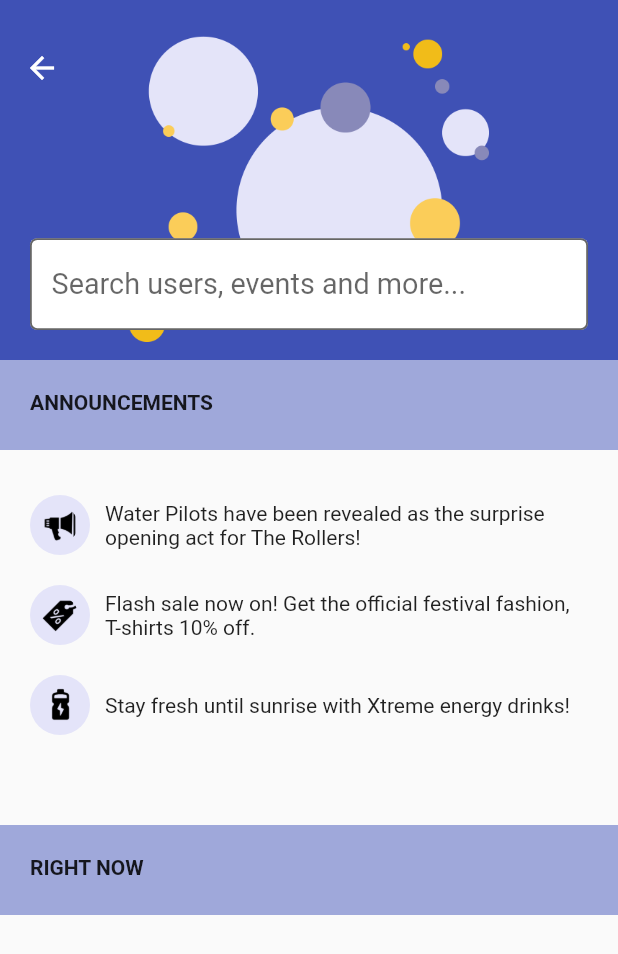
After one commit to vieiraruben/HereWeR, a Flutter app: the SearchView screen opened by its route, on a phone screen of 412 x 824 dp. The commit adds this screen. Shown: the top 954 px of the screen. Run offline on Flutter 3.47's test engine with Material 2 defaults, Android fonts, the phone set to English and light mode, and no system bars; our stand-ins replace bot_toast, cached_network_image, carousel_slider, cloud_firestore, firebase_auth, firebase_core and 8 more; missing offline and left inert: android_intent_plus, cloud_firestore_web, firebase_analytics_web, firebase_auth_web, firebase_core_web, firebase_storage_web and 4 more; accounts and stored records are empty.

Commit message:
Added search view

```diff
--- a/lib/constants/routes.dart
+++ b/lib/constants/routes.dart
@@ -5,3 +5,4 @@
 const newProfileRoute = '/signup/newprofile/';
 const verifyEmailRoute = '/verifyemail/';
 const chatRoute = '/chat/';
+const searchRoute = '/search/';
--- /dev/null
+++ b/lib/constants/search.dart
@@ -0,0 +1,19 @@
+import 'dart:collection';
+
+Map<String, String> announcements = {
+  "icons8-commercial-500.png":
+      "Water Pilots have been revealed as the surprise opening act for The Rollers!",
+  "icons8-sale-price-tag-500.png":
+      "Flash sale now on! Get the official festival fashion, T-shirts 10% off.",
+  "icons8-energy-drink-500.png":
+      "Stay fresh until sunrise with Xtreme energy drinks!"
+};
+Map<String, List<String>> rightnow = {
+  "The Surrenders": [
+    "rock.jpg",
+    "Main Stage",
+    "featuring Fox Alice",
+    "240 love this"
+  ],
+  "Jackson 6": ["jackson.jpg", "Main Stage", "with Fox Alice", "143 love this"]
+};
--- a/lib/main.dart
+++ b/lib/main.dart
@@ -5,6 +5,7 @@ import 'package:mapview/services/auth/auth_service.dart';
 import 'package:mapview/views/chat_manager_view.dart';
 import 'package:mapview/views/mapview.dart';
 import 'package:flutter/services.dart';
+import 'package:mapview/views/search_view.dart';
 import 'package:mapview/views/verify_email.dart';
 import 'views/welcome_view.dart';
 import 'views/login_view.dart';
@@ -41,6 +42,7 @@ void main() async {
           newProfileRoute: (context) => const NewProfileView(),
           verifyEmailRoute: (context) => const VerifyEmailView(),
           chatRoute: (context) => const ChatManagerView(),
+          searchRoute: (context) => const SearchView(),
         }),
   );
 }
--- a/lib/views/search_view.dart
+++ b/lib/views/search_view.dart
@@ -0,0 +1,231 @@
+import 'package:flutter/material.dart';
+import 'package:mapview/constants/search.dart';
+import 'dart:math' as math;
+
+class SearchView extends StatefulWidget {
+  const SearchView({Key? key}) : super(key: key);
+
+  @override
+  State<SearchView> createState() => _SearchViewState();
+}
+
+class _SearchViewState extends State<SearchView> {
+  late final ScrollController _scrollController;
+  late final TextEditingController _search;
+  bool silverCollapsed = false;
+  double leftPadding = 20;
+  String myTitle = "";
+  bool showResults = false;
+
+  @override
+  void initState() {
+    super.initState();
+    showResults = false;
+    _search = TextEditingController();
+    _scrollController = ScrollController()
+      ..addListener(() {
+        if (_scrollController.offset <= 150 &&
+            !_scrollController.position.outOfRange) {
+          leftPadding = _scrollController.offset / 150 * (55 - 20) + 20;
+          setState(() {});
+        }
+      });
+  }
+
+  @override
+  void dispose() {
+    _scrollController.dispose();
+    super.dispose();
+  }
+
+  searchResults(String value) {
+    if (showResults) {
+      showResults = false;
+    } else {
+      showResults = true;
+    }
+    setState(() {});
+  }
+
+  static SliverPersistentHeader makeHeader(BuildContext context, String headerText) {
+    return SliverPersistentHeader(
+      pinned: true,
+      floating: false,
+      delegate: _SliverAppBarDelegate(
+        minHeight: 60.0,
+        maxHeight: 60.0,
+        child: Container(
+          color: Theme.of(context).backgroundColor
+          ,
+            child: Padding(padding: const EdgeInsets.all(20), child:
+            Text(headerText, style: const TextStyle(fontWeight: FontWeight.bold)),)),
+      ),
+    );
+  }
+
+  @override
+  Widget build(BuildContext context) {
+    if (!showResults) {
+      return Scaffold(
+          body:
+              CustomScrollView(controller: _scrollController, slivers: <Widget>[
+        SliverAppBar(
+          excludeHeaderSemantics: true,
+          automaticallyImplyLeading: true,
+          pinned: true,
+          snap: false,
+          floating: false,
+          toolbarHeight: 90,
+          expandedHeight: 240.0,
+          flexibleSpace: FlexibleSpaceBar(
+            centerTitle: true,
+            expandedTitleScale: 1.2,
+            background: Image.asset('assets/images/artboard.png'),
+            collapseMode: CollapseMode.parallax,
+            titlePadding: EdgeInsets.only(
+                left: leftPadding, right: 20, top: 20, bottom: 20),
+            title: TextField(
+              controller: _search,
+              onSubmitted: (value) => searchResults(value),
+              textInputAction: TextInputAction.search,
+              decoration: const InputDecoration(
+                isCollapsed: false,
+                isDense: true,
+                filled: true,
+                fillColor: Colors.white,
+                border: OutlineInputBorder(),
+                hintText: "Search users, events and more...",
+              ),
+              enableSuggestions: true,
+              autocorrect: true,
+              keyboardType: TextInputType.multiline,
+            ),
+          ),
+        ), makeHeader(context, "ANNOUNCEMENTS"),
+        SliverList(delegate: SliverChildListDelegate([
+          SizedBox(
+            height: 250,
+            child: Padding(
+                padding: const EdgeInsets.all(20),
+                child: Column(
+                    crossAxisAlignment: CrossAxisAlignment.start,
+                    children: [
+                      Column(
+                          children: announcements.keys.map((key) {
+                        return SizedBox(
+                            width: 400,
+                            child: Row(
+                              children: [
+                                CircleAvatar(
+                                    backgroundColor:
+                                        const Color.fromARGB(255, 228, 228, 249),
+                                    radius: 20,
+                                    child: CircleAvatar(
+                                        radius: 12,
+                                        backgroundColor: const Color.fromARGB(
+                                            255, 228, 228, 249),
+                                        foregroundImage:
+                                            Image.asset('assets/images/' + key)
+                                                .image)),
+                                const SizedBox(width: 10),
+                                Flexible(
+                                    child: Text(
+                                  announcements[key]!,
+                                  softWrap: true,
+                                )),
+                                const SizedBox(
+                                  height: 60,
+                                )
+                              ],
+                            ));
+                      }).toList())])))])),
+                      makeHeader(context, "RIGHT NOW"), SliverList(delegate: SliverChildListDelegate([SizedBox(
+            height: 700,
+            child: Padding(
+                padding: const EdgeInsets.all(20),
+                child: Column(
+                    crossAxisAlignment: CrossAxisAlignment.start,
+                    children: []
+                      ),
+
+            ))]))]));
+    } else {
+      return Scaffold(
+          body:
+              CustomScrollView(controller: _scrollController, slivers: <Widget>[
+        SliverAppBar(
+            excludeHeaderSemantics: true,
+            automaticallyImplyLeading: true,
+            pinned: true,
+            snap: false,
+            floating: false,
+            toolbarHeight: 90,
+            expandedHeight: 240.0,
+            title: Text(myTitle),
+            // toolbarHeight: 50,
+
+            flexibleSpace: FlexibleSpaceBar(
+                centerTitle: true,
+                expandedTitleScale: 1.2,
+                background: Image.asset('assets/images/artboard.png'),
+                collapseMode: CollapseMode.parallax,
+                titlePadding: EdgeInsets.only(
+                    left: leftPadding, right: 20, top: 20, bottom: 20),
+                title: TextField(
+                  controller: _search,
+                  onSubmitted: (value) => searchResults(value),
+                  textInputAction: TextInputAction.search,
+                  decoration: const InputDecoration(
+                    isCollapsed: false,
+                    isDense: true,
+                    filled: true,
+                    fillColor: Colors.white,
+                    border: OutlineInputBorder(),
+                    hintText: "Search users, events and more...",
+                  ),
+                  enableSuggestions: true,
+                  autocorrect: true,
+                  keyboardType: TextInputType.multiline,
+                ))),
+                SliverList(delegate: SliverChildListDelegate([SizedBox(
+            height: 700,
+            child: Padding(
+                padding: const EdgeInsets.all(20),
+                child: Column(
+                    crossAxisAlignment: CrossAxisAlignment.start,
+                    children: const [Text("Loading results...")]
+                      ),
+
+            ))]))
+      ]));
+    }
+  }
+
+}
+
+class _SliverAppBarDelegate extends SliverPersistentHeaderDelegate {
+  _SliverAppBarDelegate({
+    required this.minHeight,
+    required this.maxHeight,
+    required this.child,
+  });
+  final double minHeight;
+  final double maxHeight;
+  final Widget child;
+  @override
+  double get minExtent => minHeight;
+  @override
+  double get maxExtent => math.max(maxHeight, minHeight);
+  @override
+  Widget build(
+      BuildContext context, double shrinkOffset, bool overlapsContent) {
+    return SizedBox.expand(child: child);
+  }
+
+  @override
+  bool shouldRebuild(_SliverAppBarDelegate oldDelegate) {
+    return maxHeight != oldDelegate.maxHeight ||
+        minHeight != oldDelegate.minHeight ||
+        child != oldDelegate.child;
+  }
+}
--- a/lib/views/welcome_view.dart
+++ b/lib/views/welcome_view.dart
@@ -165,6 +165,13 @@ class _WelcomeState extends State<Welcome> {
                     Navigator.of(context).pushNamed(chatRoute);
                   },
                 ),
+                GestureDetector(
+                  child: const Text("Search HERE!"),
+                  onTap: () {
+                    // await getMarkers();
+                    Navigator.of(context).pushNamed(searchRoute);
+                  },
+                ),
               ]),
             )),
       ])),
--- a/pubspec.yaml
+++ b/pubspec.yaml
@@ -18,7 +18,7 @@ publish_to: 'none' # Remove this line if you wish to publish to pub.dev
 version: 1.0.0+1
 
 environment:
-  sdk: ">=2.16.1 <3.0.0"
+  sdk: ">=2.12.0 <3.0.0"
 
 # Dependencies specify other packages that your package needs in order to work.
 # To automatically upgrade your package dependencies to the latest versions
```
Also changed, not shown: lib/views/notes.txt (added, +49 -0 lines), assets/images/2.0x/artboard.png (added), assets/images/3.0x/artboard.png (added), assets/images/artboard.png (added), assets/images/icons8-commercial-500.png (added), assets/images/icons8-energy-drink-500.png (added), assets/images/icons8-sale-price-tag-500.png (added), assets/images/sample/jackson.jpg (added), assets/images/sample/rock.jpg (added), 1 other file.
